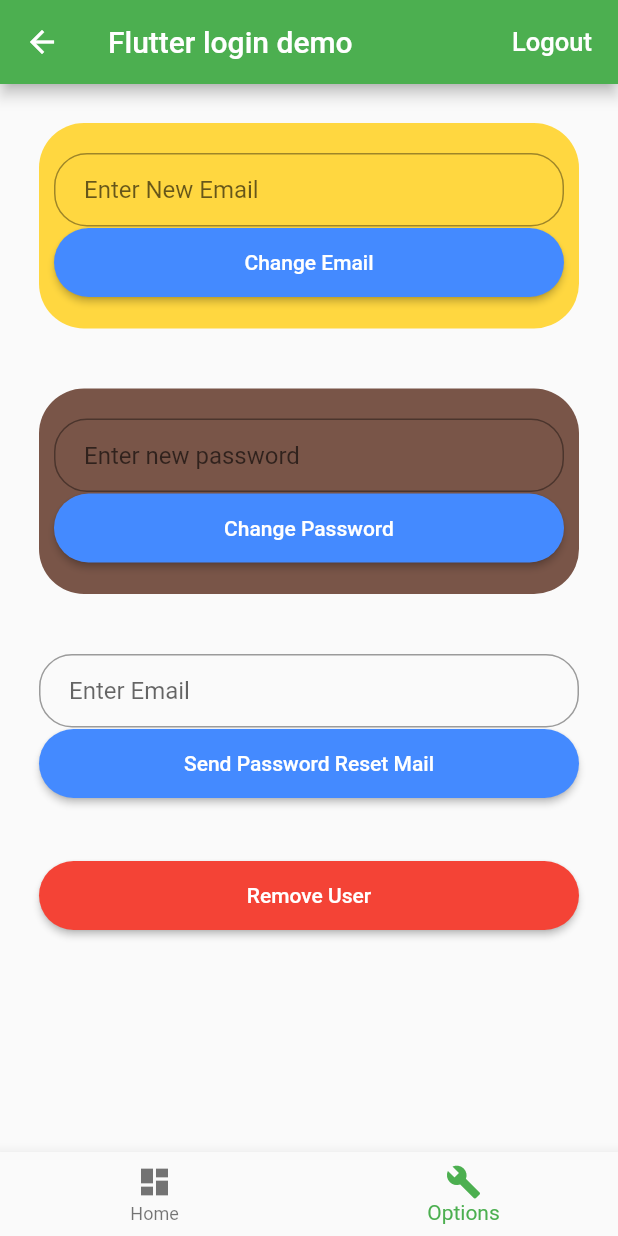
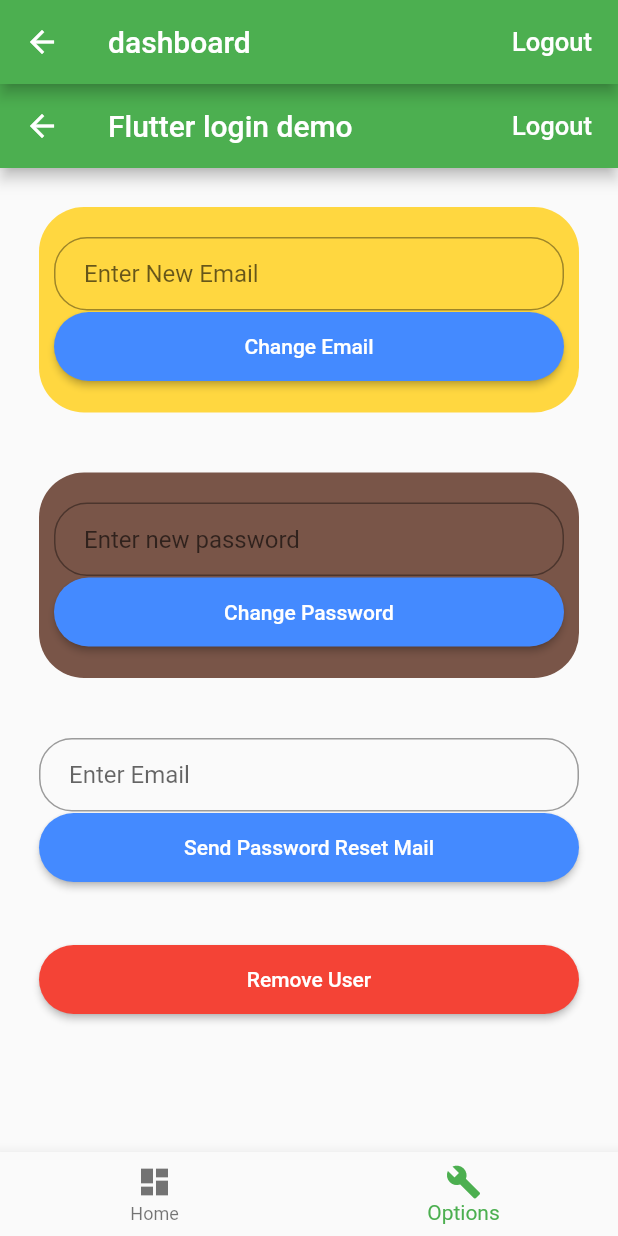
Before and after one commit to phand4/treehouse, a Flutter app: the BottomNavigationBarController screen opened directly, item 2 of the bottom bar chosen, after a tap on "Logout", on a phone screen of 412 x 824 dp. Run offline on Flutter 3.47's test engine with Material 2 defaults, Android fonts, the phone set to English and light mode, and no system bars; our stand-ins replace firebase_auth, firebase_database; accounts and stored records are empty.

Commit message:
Solved Navigation bar's interaction with ability to log off.

```diff
--- a/lib/home.dart
+++ b/lib/home.dart
@@ -178,18 +178,18 @@ void dispose(){
 
   @override
   Widget build(BuildContext context){
-
     return new Scaffold(
-      appBar: AppBar(
-        title: Text("dashboard"),
-        actions: <Widget>[
-          new FlatButton(
-              onPressed: signOut,
-              child: new Text('Logout',
-              style: new TextStyle(fontSize:  17.0, color: Colors.white)),
-          )
-        ],
-      ),
+//      appBar: AppBar(
+//        title: Text("dashboard"),
+//        actions: <Widget>[
+//          new FlatButton(
+//            onPressed: signOut(),
+//
+//            child: new Text('Logout',
+//                style: new TextStyle(fontSize:  17.0, color: Colors.white)),
+//          )
+//        ],
+//      ),
       body: _showDashboardList(),
         floatingActionButton: FloatingActionButton(
         onPressed: (){
--- a/lib/main.dart
+++ b/lib/main.dart
@@ -1,3 +1,4 @@
+
 import 'package:firebase_auth/firebase_auth.dart';
 import 'package:flutter/material.dart';
 import 'package:flutter/services.dart';
@@ -22,7 +23,6 @@ class MyApp extends StatelessWidget {
         ),
         home: new RootPage(auth: new Auth(),
         ),
-
     );
   }
 }
--- a/lib/pages/root_page.dart
+++ b/lib/pages/root_page.dart
@@ -81,7 +81,7 @@ class _RootPageState extends State<RootPage> {
       case AuthStatus.LOGGED_IN:
         if (_userId.length > 0 && _userId != null) {
 
-          return new Home(
+          return new BottomNavigationBarController(
             userId: _userId,
             auth: widget.auth,
             logoutCallback: _onSignedOut,
--- a/lib/services/navigation.dart
+++ b/lib/services/navigation.dart
@@ -2,14 +2,34 @@ import 'package:flutter/material.dart';
 import 'package:treehouse/option.dart';
 import 'package:treehouse/home.dart';
 import 'package:treehouse/services/authentication.dart';
+import 'package:firebase_database/firebase_database.dart';
+import 'dart:async';
+import 'package:intl/intl.dart';
+import 'package:treehouse/models/dashboard.dart';
 
 class BottomNavigationBarController extends StatefulWidget{
+  BottomNavigationBarController({Key key, this.auth, this.userId, this.logoutCallback}) : super(key: key);
+
+  final BaseAuth auth;
+  final String userId;
+  final VoidCallback logoutCallback;
   @override
   _BottomNavigationBarControllerState createState() =>
       _BottomNavigationBarControllerState();
 }
 
 class _BottomNavigationBarControllerState extends State<BottomNavigationBarController>{
+
+
+  signOut() async {
+    try {
+      await widget.auth.signOut();
+      widget.logoutCallback();
+    } catch (e) {
+      print(e);
+    }
+  }
+
   final List<Widget> pages = [
     Home(
       key: PageStorageKey('Page1'),
@@ -37,6 +57,17 @@ class _BottomNavigationBarControllerState extends State<BottomNavigationBarContr
   @override
   Widget build(BuildContext context){
     return Scaffold(
+        appBar: AppBar(
+        title: Text("dashboard"),
+        actions: <Widget>[
+          new FlatButton(
+            onPressed: signOut,
+
+            child: new Text('Logout',
+                style: new TextStyle(fontSize:  17.0, color: Colors.white)),
+          )
+        ],
+      ),
       bottomNavigationBar: _bottomNavigationBar(_selectedIndex),
       body: PageStorage(
         child: pages[_selectedIndex],
```
